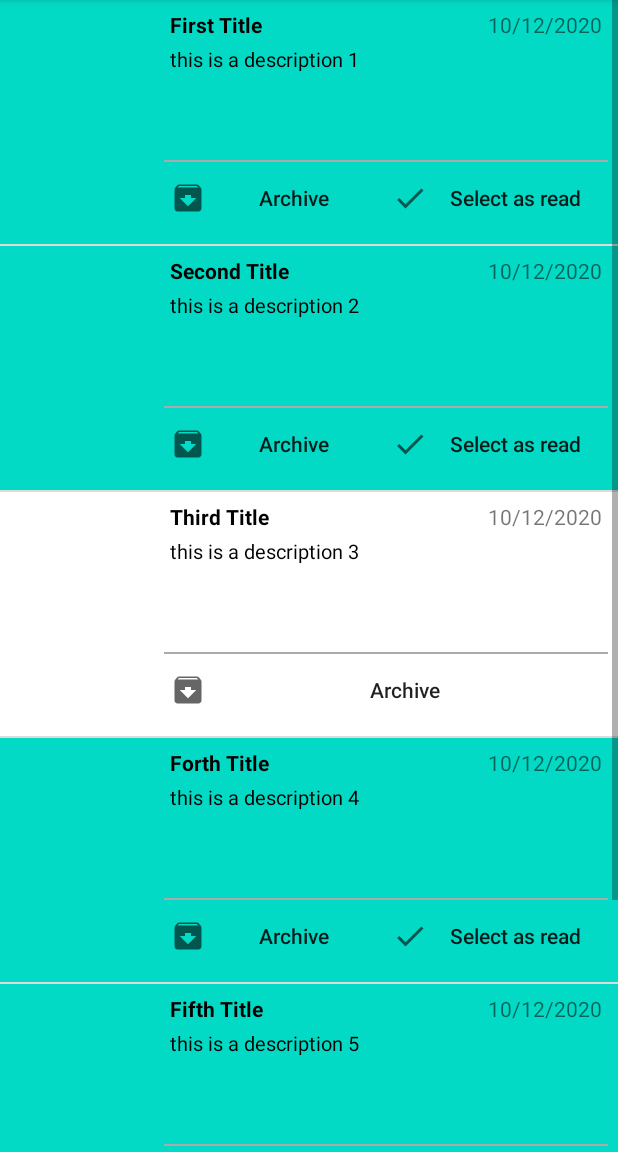
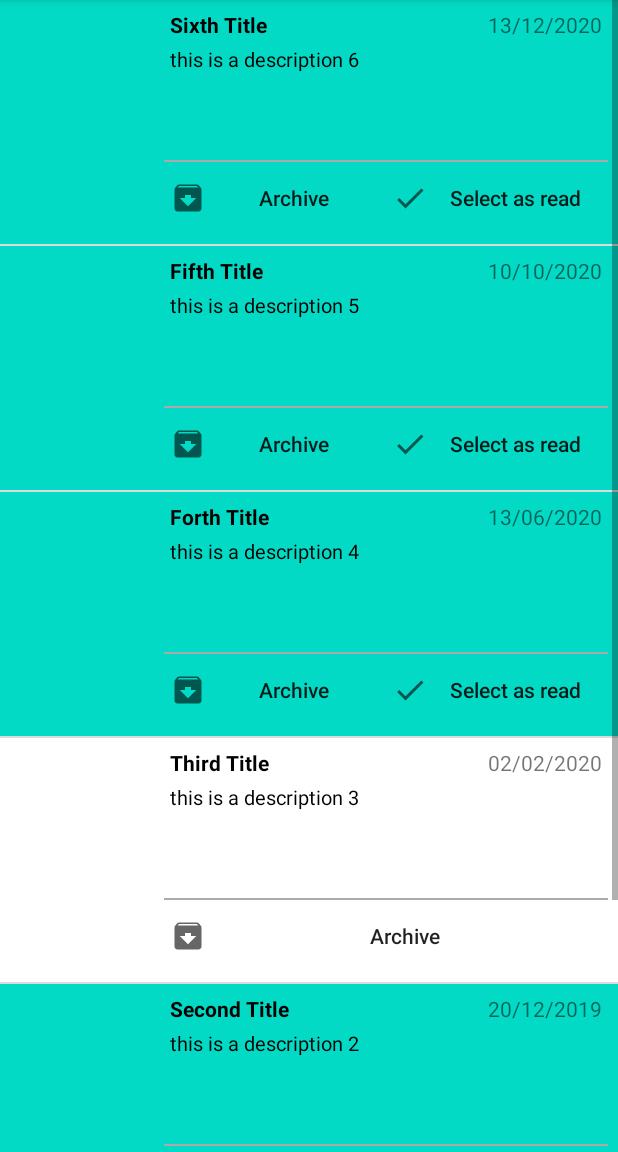
Before and after one commit to Esraa-Sayed/Good_Point, an Android app: the NotificationFragment screen opened directly, with no data from a screen before it, on a phone screen of 412 x 824 dp, the part 84-1236 px from its top. Run offline under Robolectric (Android 15) with nearby library versions, the phone set to English and light mode, and no system bars; our stand-ins replace CircleImageView, sdp/ssp sizes.

Commit message:
fix bugs in notification fragment

```diff
--- a/app/src/main/java/com/helloworld/goodpoint/adapter/NotificationListAdapter.java
+++ b/app/src/main/java/com/helloworld/goodpoint/adapter/NotificationListAdapter.java
@@ -15,7 +15,9 @@ import androidx.annotation.Nullable;
 
 import com.helloworld.goodpoint.R;
 import com.helloworld.goodpoint.pojo.NotificationItem;
+import com.helloworld.goodpoint.ui.NotificationFragment;
 
+import java.util.Calendar;
 import java.util.List;
 
 import de.hdodenhof.circleimageview.CircleImageView;
@@ -24,18 +26,21 @@ public class NotificationListAdapter extends ArrayAdapter<NotificationItem> {
 
     Context context;
     List<NotificationItem> list;
+    NotificationFragment fragment;
 
-    public NotificationListAdapter(@NonNull Context context, int resource, @NonNull List<NotificationItem> list) {
+    public NotificationListAdapter(@NonNull Context context, int resource, @NonNull List<NotificationItem> list, NotificationFragment fragment) {
         super(context, resource, list);
         this.context = context;
         this.list = list;
+        this.fragment = fragment;
     }
 
     @NonNull
     @Override
-    public View getView(final int position, @Nullable View convertView, @NonNull ViewGroup parent) {
+    public View getView(int position, @Nullable View convertView, @NonNull ViewGroup parent) {
         View notificationItem = convertView;
         ViewHolder viewHolder;
+        final int revposition = list.size()-position-1;
         if(notificationItem == null){
             LayoutInflater inflater = (LayoutInflater) context.getSystemService(Context.LAYOUT_INFLATER_SERVICE);
             notificationItem = inflater.inflate(R.layout.notification_item, parent, false);
@@ -44,7 +49,7 @@ public class NotificationListAdapter extends ArrayAdapter<NotificationItem> {
         }else
             viewHolder = (ViewHolder) notificationItem.getTag();
 
-        if(!list.get(position).isRead()){
+        if(!list.get(revposition).isRead()){
             viewHolder.getRead().setVisibility(View.VISIBLE);
             viewHolder.getLayout().setBackgroundColor(context.getResources().getColor(R.color.colorAccent));
             viewHolder.getArchive().setBackground(context.getResources().getDrawable(R.drawable.notification_button1));
@@ -53,7 +58,7 @@ public class NotificationListAdapter extends ArrayAdapter<NotificationItem> {
             viewHolder.getRead().setOnClickListener(new View.OnClickListener() {
                 @Override
                 public void onClick(View view) {
-                    list.get(position).setRead(true);
+                    list.get(revposition).setRead(true);
                     notifyDataSetChanged();
                 }
             });
@@ -67,16 +72,19 @@ public class NotificationListAdapter extends ArrayAdapter<NotificationItem> {
         viewHolder.getArchive().setOnClickListener(new View.OnClickListener() {
             @Override
             public void onClick(View view) {
-                list.remove(position);
-                notifyDataSetChanged();
+                list.remove(revposition);
+                if(list.isEmpty())
+                    fragment.updateFragmentView();
+                else
+                    notifyDataSetChanged();
             }
         });
 
-        viewHolder.getTitle().setText(list.get(position).getTitle());
-        //viewHolder.getDate().setText(list.get(position).getDate().toString());
-        viewHolder.getDescription().setText(list.get(position).getDescription());
-        if(list.get(position).getImage() != null)
-            viewHolder.getImageView().setImageBitmap(list.get(position).getImage());
+        viewHolder.getTitle().setText(list.get(revposition).getTitle());
+        viewHolder.getDate().setText(list.get(revposition).getDate());
+        viewHolder.getDescription().setText(list.get(revposition).getDescription());
+        if(list.get(revposition).getImage() != null)
+            viewHolder.getImageView().setImageBitmap(list.get(revposition).getImage());
 
 
 
@@ -125,6 +133,8 @@ public class NotificationListAdapter extends ArrayAdapter<NotificationItem> {
         }
 
         public CircleImageView getImageView() {
+            if(imageView == null)
+                imageView = convertView.findViewById(R.id.notification_image);
             return imageView;
         }
 
--- a/app/src/main/java/com/helloworld/goodpoint/pojo/NotificationItem.java
+++ b/app/src/main/java/com/helloworld/goodpoint/pojo/NotificationItem.java
@@ -2,17 +2,14 @@ package com.helloworld.goodpoint.pojo;
 
 import android.graphics.Bitmap;
 
-import java.util.Calendar;
-import java.util.Date;
-
 public class NotificationItem {
     String title;
-    Calendar date;
+    String date;
     String description;
     Bitmap image;
     boolean read;
 
-    public NotificationItem(String title, Calendar date, String description, Bitmap image) {
+    public NotificationItem(String title, String date, String description, Bitmap image) {
         this.title = title;
         this.date = date;
         this.description = description;
@@ -24,7 +21,7 @@ public class NotificationItem {
         return title;
     }
 
-    public Calendar getDate() {
+    public String getDate() {
         return date;
     }
 
--- a/app/src/main/java/com/helloworld/goodpoint/ui/NotificationFragment.java
+++ b/app/src/main/java/com/helloworld/goodpoint/ui/NotificationFragment.java
@@ -4,10 +4,14 @@ import android.os.Bundle;
 
 import androidx.fragment.app.Fragment;
 
+import android.util.Log;
 import android.view.LayoutInflater;
 import android.view.View;
 import android.view.ViewGroup;
+import android.widget.AdapterView;
+import android.widget.ArrayAdapter;
 import android.widget.ListView;
+import android.widget.TextView;
 
 import com.helloworld.goodpoint.R;
 import com.helloworld.goodpoint.adapter.NotificationListAdapter;
@@ -22,6 +26,7 @@ public class NotificationFragment extends Fragment {
 
     List<NotificationItem> list;
     ListView listView;
+    TextView noNotification;
 
     public NotificationFragment() {
         // Required empty public constructor
@@ -31,21 +36,21 @@ public class NotificationFragment extends Fragment {
     public void onCreate(Bundle savedInstanceState) {
         super.onCreate(savedInstanceState);
         list = new ArrayList<>();
-        Calendar calendar = Calendar.getInstance();
-        list.add(new NotificationItem("First Title", calendar, "this is a description 1",null));
-        calendar.set(2020,12,10);
-        list.add(new NotificationItem("Second Title", calendar, "this is a description 2",null));
-        calendar.set(2020,12,1);
-        NotificationItem item = new NotificationItem("Third Title", calendar, "this is a description 3",null);
+        ///*
+        NotificationItem item = new NotificationItem("First Title", "12/10/2019 22:20", "this is a description 1",null);
         item.setRead(true);
         list.add(item);
-        item = new NotificationItem("Forth Title", calendar, "this is a description 4",null);
+        item = new NotificationItem("Second Title", "20/12/2019", "this is a description 2",null);
         list.add(item);
-        item = new NotificationItem("Fifth Title", calendar, "this is a description 5",null);
-        list.add(item);
-        item = new NotificationItem("Sixth Title", calendar, "this is a description 6",null);
+        item = new NotificationItem("Third Title", "02/02/2020", "this is a description 3",null);
         item.setRead(true);
         list.add(item);
+        item = new NotificationItem("Forth Title", "13/06/2020", "this is a description 4",null);
+        list.add(item);
+        item = new NotificationItem("Fifth Title", "10/10/2020", "this is a description 5",null);
+        list.add(item);
+        item = new NotificationItem("Sixth Title", "13/12/2020", "this is a description 6",null);
+        list.add(item);//*/
     }
 
     @Override
@@ -53,8 +58,31 @@ public class NotificationFragment extends Fragment {
                              Bundle savedInstanceState) {
         // Inflate the layout for this fragment
         View v = inflater.inflate(R.layout.fragment_notification, container, false);
-        listView = v.findViewById(R.id.notification_listview);
-        listView.setAdapter(new NotificationListAdapter(getContext(),0,list));
+        init(v);
+        updateFragmentView();
         return v;
     }
+
+    public void updateFragmentView() {
+        if(list.isEmpty()){
+            noNotification.setVisibility(View.VISIBLE);
+            listView.setVisibility(View.GONE);
+        }else {
+            listView.setAdapter(new NotificationListAdapter(getContext(), 0, list, this));
+            listView.setOnItemClickListener(new AdapterView.OnItemClickListener() {
+                @Override
+                public void onItemClick(AdapterView<?> adapterView, View view, int i, long l) {
+                    NotificationListAdapter adapter = (NotificationListAdapter)listView.getAdapter();
+                    adapter.getItem(list.size()-i-1).setRead(true);
+                    adapter.notifyDataSetChanged();
+                }
+            });
+
+        }
+    }
+
+    private void init(View v) {
+        listView = v.findViewById(R.id.notification_listview);
+        noNotification = v.findViewById(R.id.no_notification);
+    }
 }
--- a/app/src/main/res/layout/fragment_notification.xml
+++ b/app/src/main/res/layout/fragment_notification.xml
@@ -9,6 +9,14 @@
         android:id="@+id/notification_listview"
         android:layout_width="match_parent"
         android:layout_height="match_parent"
+        android:descendantFocusability="blocksDescendants"
         />
+    <TextView
+        android:id="@+id/no_notification"
+        android:layout_width="match_parent"
+        android:layout_height="match_parent"
+        android:gravity="center"
+        android:text="There isn\'t any notification yet"
+        android:visibility="gone"/>
 
 </FrameLayout>
--- a/app/src/main/res/layout/notification_item.xml
+++ b/app/src/main/res/layout/notification_item.xml
@@ -78,7 +78,8 @@
                 android:textAllCaps="false"
                 android:padding="@dimen/_3sdp"
                 android:drawableStart="@drawable/ic_baseline_archive_24"
-                android:text="Archive"/>
+                android:text="Archive"
+                android:focusable="false"/>
 
             <Button
                 android:id="@+id/notification_read"
@@ -88,7 +89,8 @@
                 android:textAllCaps="false"
                 android:padding="@dimen/_3sdp"
                 android:drawableStart="@drawable/ic_baseline_check_24"
-                android:text="Select as read"/>
+                android:text="Select as read"
+                android:focusable="false"/>
         </LinearLayout>
 
     </LinearLayout>
```
